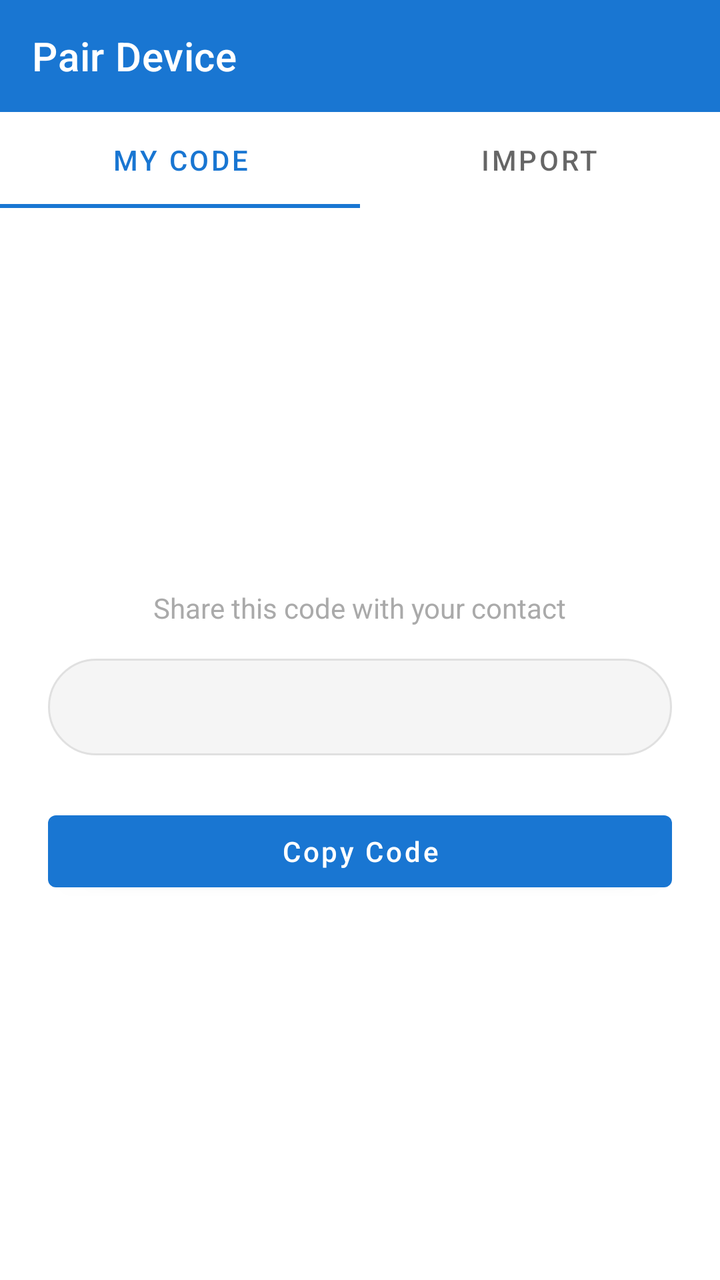
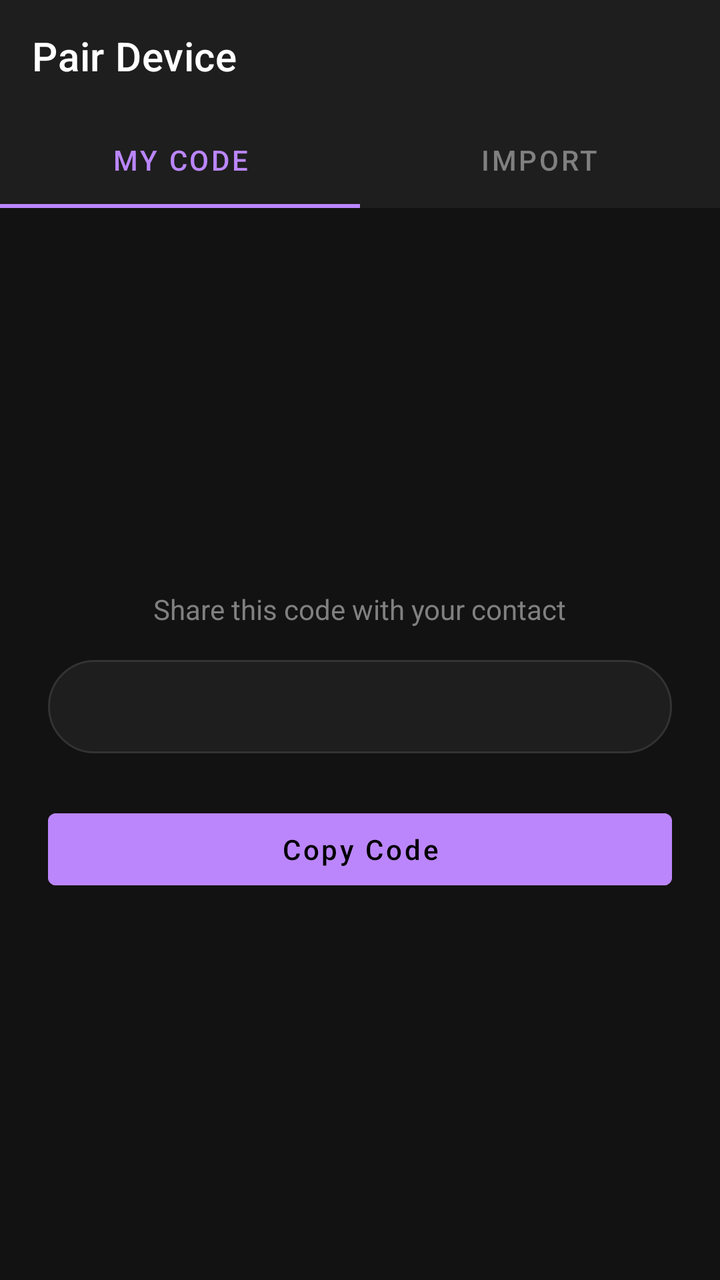

Two renders of the same Android screen: before a commit and after it. Below are the layout's source before the change and the commit's diff.
<!-- AndroidManifest.xml: application theme Theme.SMS -->
<!-- res/layout/activity_pair.xml -->
<?xml version="1.0" encoding="utf-8"?>
<LinearLayout
    xmlns:android="http://schemas.android.com/apk/res/android"
    xmlns:app="http://schemas.android.com/apk/res-auto"
    android:layout_width="match_parent"
    android:layout_height="match_parent"
    android:orientation="vertical">

    <com.google.android.material.appbar.AppBarLayout
        android:layout_width="match_parent"
        android:layout_height="wrap_content">

        <com.google.android.material.appbar.MaterialToolbar
            android:id="@+id/toolbar"
            android:layout_width="match_parent"
            android:layout_height="?attr/actionBarSize"
            android:background="@color/primary"
            app:title="Pair Device"
            app:titleTextColor="@android:color/white" />

    </com.google.android.material.appbar.AppBarLayout>

    <com.google.android.material.tabs.TabLayout
        android:id="@+id/tabLayout"
        android:layout_width="match_parent"
        android:layout_height="wrap_content">

        <com.google.android.material.tabs.TabItem
            android:layout_width="wrap_content"
            android:layout_height="wrap_content"
            android:text="My Code" />

        <com.google.android.material.tabs.TabItem
            android:layout_width="wrap_content"
            android:layout_height="wrap_content"
            android:text="Import" />

    </com.google.android.material.tabs.TabLayout>

    <FrameLayout
        android:layout_width="match_parent"
        android:layout_height="0dp"
        android:layout_weight="1">

        
        <LinearLayout
            android:id="@+id/layoutShow"
            android:layout_width="match_parent"
            android:layout_height="match_parent"
            android:orientation="vertical"
            android:padding="24dp"
            android:gravity="center">

            <TextView
                android:layout_width="wrap_content"
                android:layout_height="wrap_content"
                android:text="Share this code with your contact"
                android:textSize="14sp"
                android:textColor="@android:color/darker_gray"
                android:layout_marginBottom="16dp" />

            <TextView
                android:id="@+id/tvMyPairing"
                android:layout_width="match_parent"
                android:layout_height="wrap_content"
                android:background="@drawable/input_background"
                android:padding="16dp"
                android:textSize="12sp"
                android:fontFamily="monospace"
                android:textIsSelectable="true"
                android:layout_marginBottom="24dp" />

            <Button
                android:id="@+id/btnCopy"
                android:layout_width="match_parent"
                android:layout_height="wrap_content"
                android:text="Copy Code"
                android:textAllCaps="false" />

        </LinearLayout>

        
        <LinearLayout
            android:id="@+id/layoutImport"
            android:layout_width="match_parent"
            android:layout_height="match_parent"
            android:orientation="vertical"
            android:padding="24dp"
            android:gravity="center"
            android:visibility="gone">

            <TextView
                android:layout_width="wrap_content"
                android:layout_height="wrap_content"
                android:text="Paste the code from your contact"
                android:textSize="14sp"
                android:textColor="@android:color/darker_gray"
                android:layout_marginBottom="16dp" />

            <com.google.android.material.textfield.TextInputLayout
                android:layout_width="match_parent"
                android:layout_height="wrap_content"
                android:hint="Pairing Code"
                android:layout_marginBottom="16dp">

                <com.google.android.material.textfield.TextInputEditText
                    android:id="@+id/etPairingInput"
                    android:layout_width="match_parent"
                    android:layout_height="wrap_content"
                    android:inputType="text"
                    android:fontFamily="monospace"
                    android:textSize="12sp" />

            </com.google.android.material.textfield.TextInputLayout>

            <Button
                android:id="@+id/btnImport"
                android:layout_width="match_parent"
                android:layout_height="wrap_content"
                android:text="Pair"
                android:textAllCaps="false" />

        </LinearLayout>

    </FrameLayout>

</LinearLayout>
<!-- resources referenced by this layout -->
<resources>
  <color name="primary">#1976D2</color>
  <!-- drawable input_background (drawable) -->
  <?xml version="1.0" encoding="utf-8"?>
  <shape xmlns:android="http://schemas.android.com/apk/res/android"
      android:shape="rectangle">
      <solid android:color="#F5F5F5" />
      <corners android:radius="24dp" />
      <stroke android:width="1dp" android:color="#E0E0E0" />
  </shape>
  <style name="Theme.SMS" parent="Theme.MaterialComponents.Light.NoActionBar">
          <item name="colorPrimary">@color/primary</item>
          <item name="colorPrimaryDark">@color/primary_dark</item>
          <item name="colorAccent">@color/accent</item>
      </style>
  <color name="primary_dark">#1565C0</color>
  <color name="accent">#FF4081</color>
</resources>

<!-- the commit's change to res/layout/activity_pair.xml (unified diff, before → after) -->
@@ -4,26 +4,32 @@
     xmlns:app="http://schemas.android.com/apk/res-auto"
     android:layout_width="match_parent"
     android:layout_height="match_parent"
-    android:orientation="vertical">
+    android:orientation="vertical"
+    android:background="#121212">
 
     <com.google.android.material.appbar.AppBarLayout
         android:layout_width="match_parent"
-        android:layout_height="wrap_content">
+        android:layout_height="wrap_content"
+        android:background="#1E1E1E">
 
         <com.google.android.material.appbar.MaterialToolbar
             android:id="@+id/toolbar"
             android:layout_width="match_parent"
             android:layout_height="?attr/actionBarSize"
-            android:background="@color/primary"
+            android:background="#1E1E1E"
             app:title="Pair Device"
-            app:titleTextColor="@android:color/white" />
+            app:titleTextColor="#FFFFFF" />
 
     </com.google.android.material.appbar.AppBarLayout>
 
     <com.google.android.material.tabs.TabLayout
         android:id="@+id/tabLayout"
         android:layout_width="match_parent"
-        android:layout_height="wrap_content">
+        android:layout_height="wrap_content"
+        android:background="#1E1E1E"
+        app:tabTextColor="#808080"
+        app:tabSelectedTextColor="#BB86FC"
+        app:tabIndicatorColor="#BB86FC">
 
         <com.google.android.material.tabs.TabItem
             android:layout_width="wrap_content"
@@ -40,9 +46,9 @@
     <FrameLayout
         android:layout_width="match_parent"
         android:layout_height="0dp"
-        android:layout_weight="1">
+        android:layout_weight="1"
+        android:background="#121212">
 
-        
         <LinearLayout
             android:id="@+id/layoutShow"
             android:layout_width="match_parent"
@@ -56,16 +62,17 @@
                 android:layout_height="wrap_content"
                 android:text="Share this code with your contact"
                 android:textSize="14sp"
-                android:textColor="@android:color/darker_gray"
+                android:textColor="#808080"
                 android:layout_marginBottom="16dp" />
 
             <TextView
                 android:id="@+id/tvMyPairing"
                 android:layout_width="match_parent"
                 android:layout_height="wrap_content"
-                android:background="@drawable/input_background"
+                android:background="@drawable/input_background_dark"
                 android:padding="16dp"
-                android:textSize="12sp"
+                android:textSize="11sp"
+                android:textColor="#FFFFFF"
                 android:fontFamily="monospace"
                 android:textIsSelectable="true"
                 android:layout_marginBottom="24dp" />
@@ -75,11 +82,12 @@
                 android:layout_width="match_parent"
                 android:layout_height="wrap_content"
                 android:text="Copy Code"
-                android:textAllCaps="false" />
+                android:textAllCaps="false"
+                android:backgroundTint="#BB86FC"
+                android:textColor="#000000" />
 
         </LinearLayout>
 
-        
         <LinearLayout
             android:id="@+id/layoutImport"
             android:layout_width="match_parent"
@@ -94,14 +102,15 @@
                 android:layout_height="wrap_content"
                 android:text="Paste the code from your contact"
                 android:textSize="14sp"
-                android:textColor="@android:color/darker_gray"
+                android:textColor="#808080"
                 android:layout_marginBottom="16dp" />
 
             <com.google.android.material.textfield.TextInputLayout
                 android:layout_width="match_parent"
                 android:layout_height="wrap_content"
                 android:hint="Pairing Code"
-                android:layout_marginBottom="16dp">
+                android:layout_marginBottom="16dp"
+                app:boxStrokeColor="#BB86FC">
 
                 <com.google.android.material.textfield.TextInputEditText
                     android:id="@+id/etPairingInput"
@@ -109,7 +118,9 @@
                     android:layout_height="wrap_content"
                     android:inputType="text"
                     android:fontFamily="monospace"
-                    android:textSize="12sp" />
+                    android:textSize="11sp"
+                    android:textColor="#FFFFFF"
+                    android:textColorHint="#808080" />
 
             </com.google.android.material.textfield.TextInputLayout>
 
@@ -118,7 +129,9 @@
                 android:layout_width="match_parent"
                 android:layout_height="wrap_content"
                 android:text="Pair"
-                android:textAllCaps="false" />
+                android:textAllCaps="false"
+                android:backgroundTint="#03DAC5"
+                android:textColor="#000000" />
 
         </LinearLayout>
 
<!-- resource entries referenced after the edit -->
@@ -1,20 +1,26 @@
 <!-- resources referenced by this layout -->
 <resources>
-  <color name="primary">#1976D2</color>
-  <!-- drawable input_background (drawable) -->
+  <!-- drawable input_background_dark (drawable) -->
   <?xml version="1.0" encoding="utf-8"?>
   <shape xmlns:android="http://schemas.android.com/apk/res/android"
       android:shape="rectangle">
-      <solid android:color="#F5F5F5" />
+      <solid android:color="#1E1E1E" />
       <corners android:radius="24dp" />
-      <stroke android:width="1dp" android:color="#E0E0E0" />
+      <stroke android:width="1dp" android:color="#333333" />
   </shape>
-  <style name="Theme.SMS" parent="Theme.MaterialComponents.Light.NoActionBar">
+  <color name="primary">#BB86FC</color>
+  <style name="Theme.SMS" parent="Theme.MaterialComponents.DayNight.NoActionBar">
           <item name="colorPrimary">@color/primary</item>
           <item name="colorPrimaryDark">@color/primary_dark</item>
           <item name="colorAccent">@color/accent</item>
+          <item name="android:windowBackground">@color/background</item>
+          <item name="android:statusBarColor">@color/background</item>
+          <item name="android:navigationBarColor">@color/background</item>
+          <item name="android:textColorPrimary">#FFFFFF</item>
+          <item name="android:textColorSecondary">#B0B0B0</item>
       </style>
-  <color name="primary_dark">#1565C0</color>
-  <color name="accent">#FF4081</color>
+  <color name="primary_dark">#9C5AE8</color>
+  <color name="accent">#03DAC5</color>
+  <color name="background">#121212</color>
 </resources>
 
